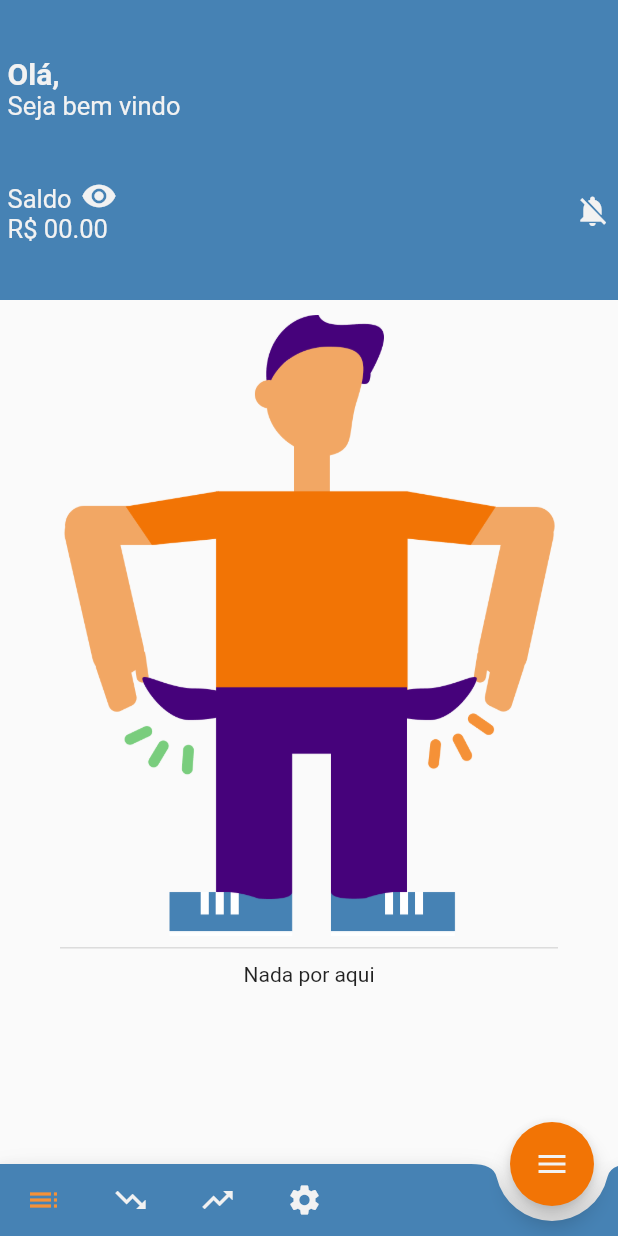
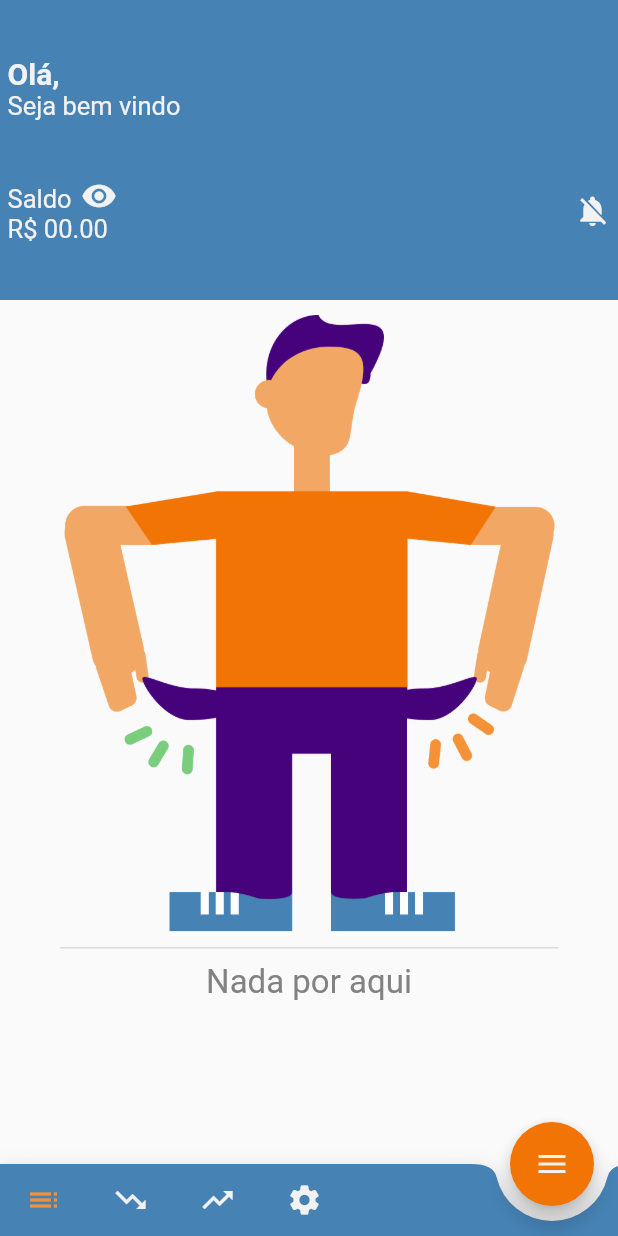
Before and after one commit to santos-gabriel/fin-helper, a Flutter app: the LoginLocalAuthPage screen opened directly with empty values, after a tap on "Acessar", on a phone screen of 412 x 824 dp. Run offline on Flutter 3.47's test engine with Material 2 defaults, Android fonts, the phone set to English and light mode, and no system bars; drawn by our look-alikes of flutter_speed_dial; our stand-ins replace flutter_masked_text2, google_fonts, image_picker, local_auth, shared_preferences, sqflite; missing offline and left inert: animated_card; accounts and stored records are empty.

Commit message:
Adding text style for empty balance title text

```diff
--- a/lib/src/shared/themes/app_text_styles.dart
+++ b/lib/src/shared/themes/app_text_styles.dart
@@ -19,6 +19,12 @@ class AppTextStyles {
     fontSize: 20,
     fontWeight: FontWeight.w400,
     color: AppColors.grayDark,
+  );
+
+  static final titleEmptyBalance = GoogleFonts.roboto(
+    fontSize: 22,
+    fontWeight: FontWeight.w400,
+    color: AppColors.graySoft,
   );
 
   static final textSplash = GoogleFonts.offside(
```
